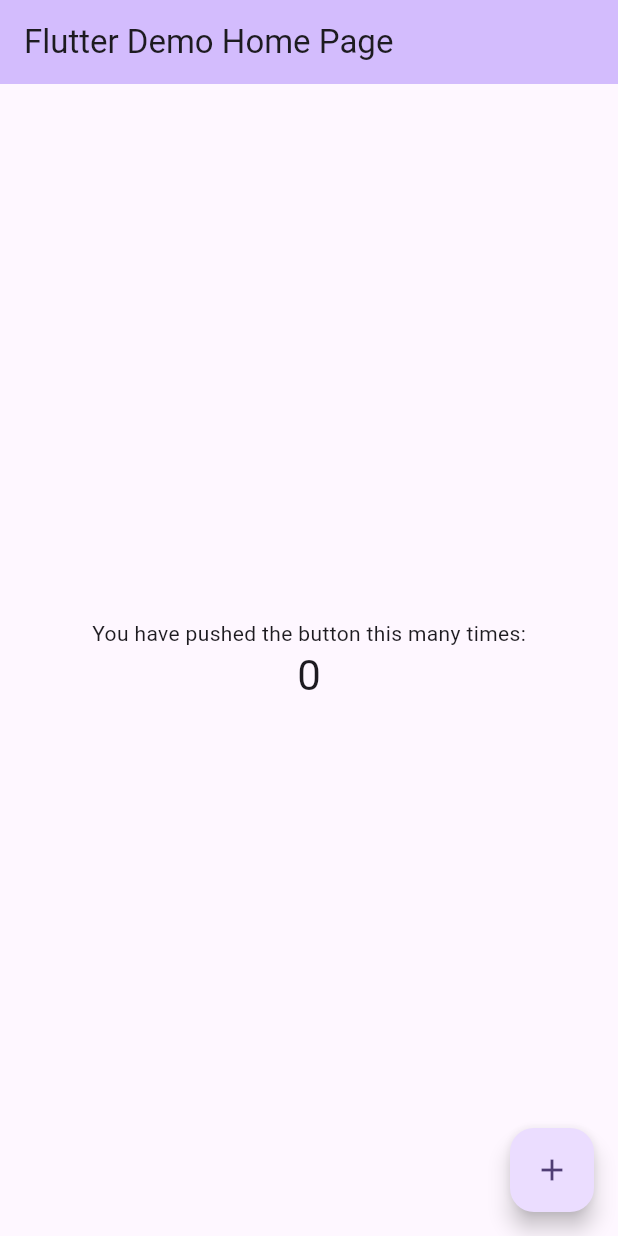
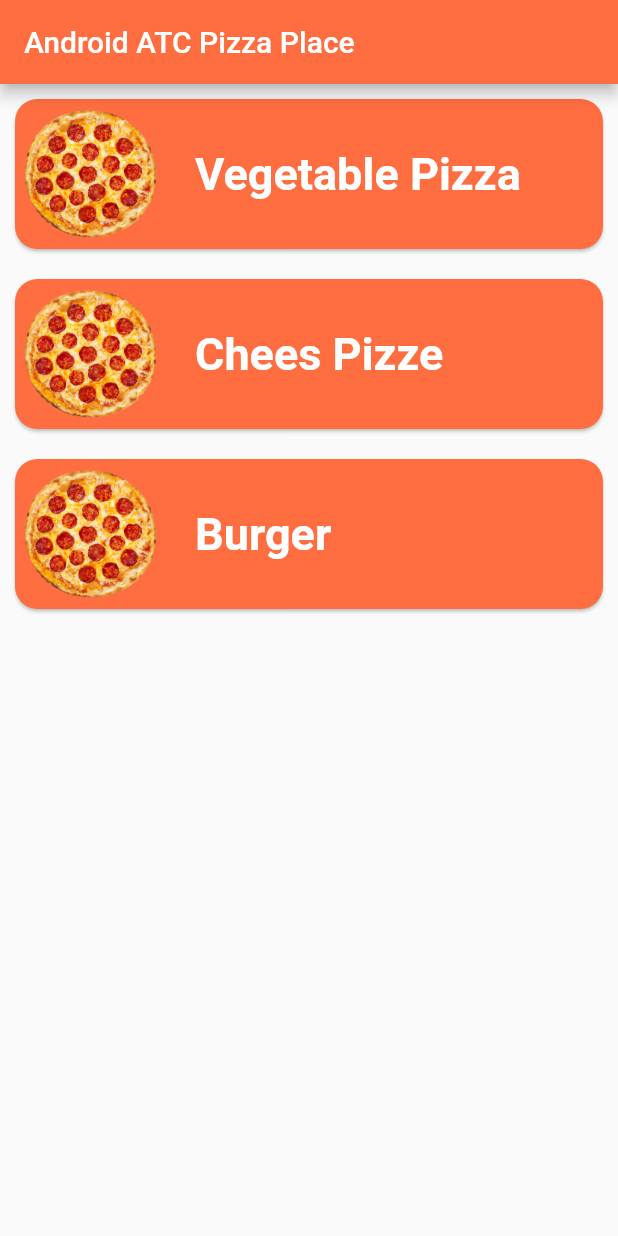
Before and after one commit to mohussaini/C1201126, a Flutter app: the screen it shows after launch, on a phone screen of 412 x 824 dp. Run offline on Flutter 3.47's test engine with Material 2 defaults, Android fonts, the phone set to English and light mode, and no system bars.

Commit message:
first commit

```diff
--- a/lib/main.dart
+++ b/lib/main.dart
@@ -1,125 +1,95 @@
+import 'package:flutter/cupertino.dart';
 import 'package:flutter/material.dart';
 
 void main() {
-  runApp(const MyApp());
-}
-
-class MyApp extends StatelessWidget {
-  const MyApp({super.key});
-
-  // This widget is the root of your application.
-  @override
-  Widget build(BuildContext context) {
-    return MaterialApp(
-      title: 'Flutter Demo',
-      theme: ThemeData(
-        // This is the theme of your application.
-        //
-        // TRY THIS: Try running your application with "flutter run". You'll see
-        // the application has a blue toolbar. Then, without quitting the app,
-        // try changing the seedColor in the colorScheme below to Colors.green
-        // and then invoke "hot reload" (save your changes or press the "hot
-        // reload" button in a Flutter-supported IDE, or press "r" if you used
-        // the command line to start the app).
-        //
-        // Notice that the counter didn't reset back to zero; the application
-        // state is not lost during the reload. To reset the state, use hot
-        // restart instead.
-        //
-        // This works for code too, not just values: Most code changes can be
-        // tested with just a hot reload.
-        colorScheme: ColorScheme.fromSeed(seedColor: Colors.deepPurple),
-        useMaterial3: true,
+  runApp(MaterialApp(
+    debugShowCheckedModeBanner: false,
+    home: Scaffold(
+      appBar: AppBar(
+        title: Text('Android ATC Pizza Place'),
+        backgroundColor: Colors.deepOrangeAccent,
       ),
-      home: const MyHomePage(title: 'Flutter Demo Home Page'),
-    );
-  }
-}
-
-class MyHomePage extends StatefulWidget {
-  const MyHomePage({super.key, required this.title});
-
-  // This widget is the home page of your application. It is stateful, meaning
-  // that it has a State object (defined below) that contains fields that affect
-  // how it looks.
-
-  // This class is the configuration for the state. It holds the values (in this
-  // case the title) provided by the parent (in this case the App widget) and
-  // used by the build method of the State. Fields in a Widget subclass are
-  // always marked "final".
-
-  final String title;
-
-  @override
-  State<MyHomePage> createState() => _MyHomePageState();
-}
-
-class _MyHomePageState extends State<MyHomePage> {
-  int _counter = 0;
-
-  void _incrementCounter() {
-    setState(() {
-      // This call to setState tells the Flutter framework that something has
-      // changed in this State, which causes it to rerun the build method below
-      // so that the display can reflect the updated values. If we changed
-      // _counter without calling setState(), then the build method would not be
-      // called again, and so nothing would appear to happen.
-      _counter++;
-    });
-  }
-
-  @override
-  Widget build(BuildContext context) {
-    // This method is rerun every time setState is called, for instance as done
-    // by the _incrementCounter method above.
-    //
-    // The Flutter framework has been optimized to make rerunning build methods
-    // fast, so that you can just rebuild anything that needs updating rather
-    // than having to individually change instances of widgets.
-    return Scaffold(
-      appBar: AppBar(
-        // TRY THIS: Try changing the color here to a specific color (to
-        // Colors.amber, perhaps?) and trigger a hot reload to see the AppBar
-        // change color while the other colors stay the same.
-        backgroundColor: Theme.of(context).colorScheme.inversePrimary,
-        // Here we take the value from the MyHomePage object that was created by
-        // the App.build method, and use it to set our appbar title.
-        title: Text(widget.title),
-      ),
-      body: Center(
-        // Center is a layout widget. It takes a single child and positions it
-        // in the middle of the parent.
+      body: SafeArea(
         child: Column(
-          // Column is also a layout widget. It takes a list of children and
-          // arranges them vertically. By default, it sizes itself to fit its
-          // children horizontally, and tries to be as tall as its parent.
-          //
-          // Column has various properties to control how it sizes itself and
-          // how it positions its children. Here we use mainAxisAlignment to
-          // center the children vertically; the main axis here is the vertical
-          // axis because Columns are vertical (the cross axis would be
-          // horizontal).
-          //
-          // TRY THIS: Invoke "debug painting" (choose the "Toggle Debug Paint"
-          // action in the IDE, or press "p" in the console), to see the
-          // wireframe for each widget.
-          mainAxisAlignment: MainAxisAlignment.center,
           children: <Widget>[
-            const Text(
-              'You have pushed the button this many times:',
+            Card(
+              shape: RoundedRectangleBorder(
+                borderRadius: BorderRadius.circular(15),
+              ),
+              margin: EdgeInsets.all(10.0),
+              color: Colors.deepOrangeAccent,
+              child: Row(
+                children: <Widget>[
+                  Image(
+                    image: AssetImage('assets/pizza.png'),
+                    width: 100.0,
+                    height: 100.0,
+                  ),
+                  SizedBox(width: 20.0),
+                  Text(
+                    'Vegetable Pizza',
+                    style: TextStyle(
+                      fontWeight: FontWeight.bold,
+                      color: Colors.white,
+                      fontSize: 30.0,
+                    ),
+                  ),
+                ],
+              ),
             ),
-            Text(
-              '$_counter',
-              style: Theme.of(context).textTheme.headlineMedium,
+            Card(
+              shape: RoundedRectangleBorder(
+                borderRadius: BorderRadius.circular(15),
+              ),
+              margin: EdgeInsets.all(10.0),
+              color: Colors.deepOrangeAccent,
+              child: Row(
+                children: <Widget>[
+                  Image(
+                    image: AssetImage('assets/pizza.png'),
+                    width: 100.0,
+                    height: 100.0,
+                  ),
+                  SizedBox(width: 20.0),
+                  Text(
+                    'Chees Pizze',
+                    style: TextStyle(
+                      fontWeight: FontWeight.bold,
+                      color: Colors.white,
+                      fontSize: 30.0,
+                    ),
+                  ),
+                ],
+              ),
+            ),
+            Card(
+              shape: RoundedRectangleBorder(
+                borderRadius: BorderRadius.circular(15),
+              ),
+              margin: EdgeInsets.all(10.0),
+              color: Colors.deepOrangeAccent,
+              child: Row(
+                children: <Widget>[
+                  Image(
+                    image: AssetImage('assets/pizza.png'),
+                    width: 100.0,
+                    height: 100.0,
+                  ),
+                  SizedBox(width: 20.0),
+                  Text(
+                    'Burger',
+                    style: TextStyle(
+                      fontWeight: FontWeight.bold,
+                      color: Colors.white,
+                      fontSize: 30.0,
+                    ),
+                  ),
+                ],
+              ),
             ),
           ],
         ),
       ),
-      floatingActionButton: FloatingActionButton(
-        onPressed: _incrementCounter,
-        tooltip: 'Increment',
-        child: const Icon(Icons.add),
-      ), // This trailing comma makes auto-formatting nicer for build methods.
-    );
-  }
+    ),
+  ));
 }
--- a/pubspec.yaml
+++ b/pubspec.yaml
@@ -59,9 +59,8 @@ flutter:
   uses-material-design: true
 
   # To add assets to your application, add an assets section, like this:
-  # assets:
-  #   - images/a_dot_burr.jpeg
-  #   - images/a_dot_ham.jpeg
+  assets:
+    - assets/
 
   # An image asset can refer to one or more resolution-specific "variants", see
   # https://flutter.dev/assets-and-images/#resolution-aware
```
Also changed, not shown: assets/pizza.png (added), 1 other file.
